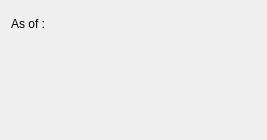
First picture: the form in guiclient/printStatementByCustomer.ui, repository Pegasus-RPG/xtuple-client, before the edit.
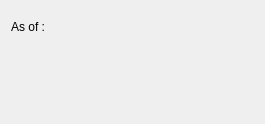
Second picture: the form after the edit. Custom widgets are drawn as their Qt base class.

Commit message: Issue #26806: Edit layout of Print Statement By Customer Group/Type screens

```diff
--- a/guiclient/printStatementByCustomer.ui
+++ b/guiclient/printStatementByCustomer.ui
@@ -13,20 +13,17 @@
    <rect>
     <x>0</x>
     <y>0</y>
-    <width>267</width>
-    <height>140</height>
+    <width>265</width>
+    <height>124</height>
    </rect>
   </property>
   <property name="windowTitle">
    <string>Print Statement by Customer</string>
   </property>
   <layout class="QGridLayout" name="gridLayout_2">
-   <item row="0" column="0">
+   <item row="0" column="1">
     <layout class="QGridLayout" name="gridLayout">
-     <item row="0" column="0">
-      <widget class="CustCluster" name="_cust"/>
-     </item>
-     <item row="1" column="0">
+     <item row="3" column="0">
       <layout class="QHBoxLayout" name="horizontalLayout">
        <item>
         <widget class="QLabel" name="_asOfLit">
@@ -38,9 +35,22 @@
        <item>
         <widget class="DLineEdit" name="_asOf"/>
        </item>
+       <item>
+        <spacer name="horizontalSpacer">
+         <property name="orientation">
+          <enum>Qt::Horizontal</enum>
+         </property>
+         <property name="sizeHint" stdset="0">
+          <size>
+           <width>40</width>
+           <height>20</height>
+          </size>
+         </property>
+        </spacer>
+       </item>
       </layout>
      </item>
-     <item row="2" column="0">
+     <item row="4" column="0">
       <spacer name="verticalSpacer">
        <property name="orientation">
         <enum>Qt::Vertical</enum>
@@ -53,6 +63,9 @@
        </property>
       </spacer>
      </item>
+     <item row="0" column="0">
+      <widget class="CustCluster" name="_cust"/>
+     </item>
     </layout>
    </item>
   </layout>
@@ -61,12 +74,12 @@
  <customwidgets>
   <customwidget>
    <class>CustCluster</class>
-   <extends>QWidget</extends>
+   <extends></extends>
    <header>custcluster.h</header>
   </customwidget>
   <customwidget>
    <class>DLineEdit</class>
-   <extends>QWidget</extends>
+   <extends></extends>
    <header>datecluster.h</header>
    <container>1</container>
   </customwidget>
```
The commit also changes 1 other file.
